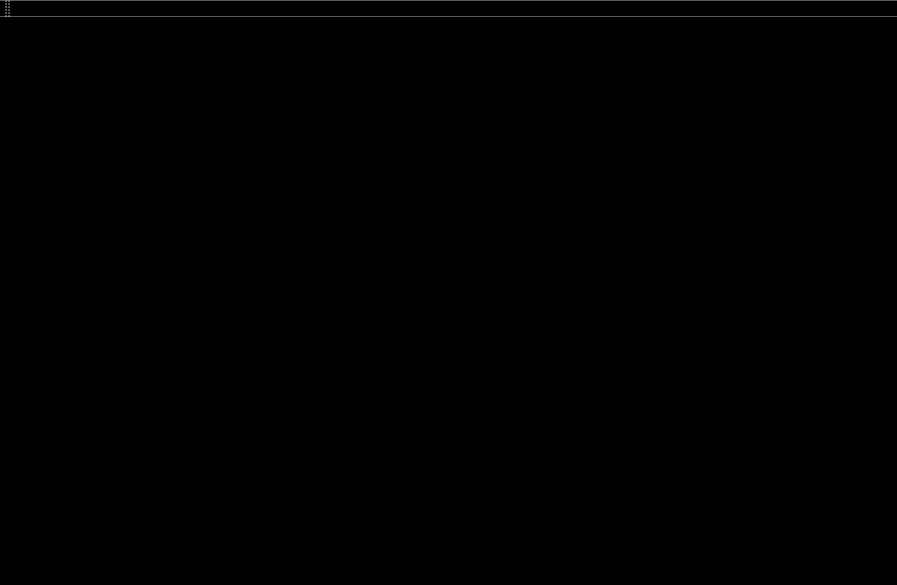
Old version of the form mainwindow.ui in the repository ThyberZee/earthdefense.
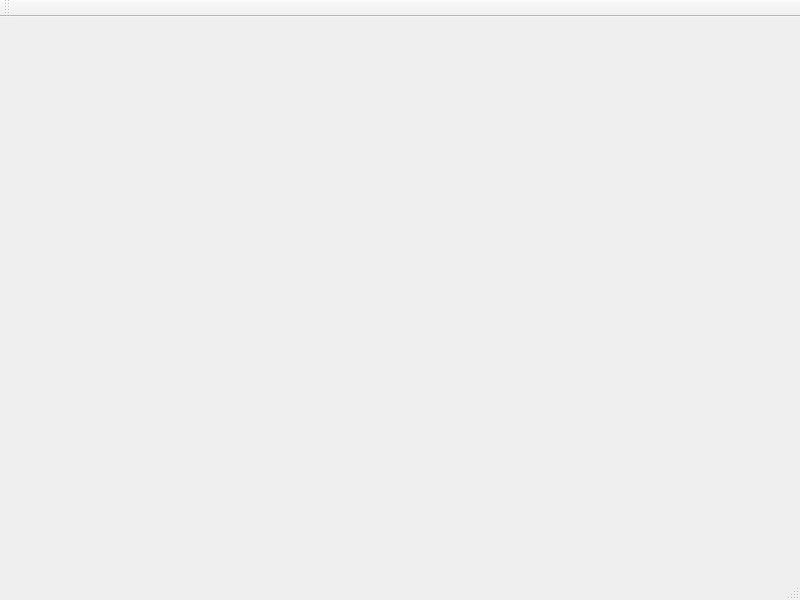
New version of the form. Icons and pictures are not drawn.

Commit message: Played with GUI

Diff of the .ui file:
```diff
--- a/mainwindow.ui
+++ b/mainwindow.ui
@@ -6,15 +6,15 @@
    <rect>
     <x>0</x>
     <y>0</y>
-    <width>897</width>
-    <height>585</height>
+    <width>800</width>
+    <height>600</height>
    </rect>
   </property>
   <property name="windowTitle">
    <string>MainWindow</string>
   </property>
   <property name="styleSheet">
-   <string notr="true">background-color:black</string>
+   <string notr="true">background-image: url(:/images/space.jpg);</string>
   </property>
   <widget class="QWidget" name="centralWidget"/>
   <widget class="QMenuBar" name="menuBar">
```
Left out of the diff: 2 changed lines with no effect on the pictures. The commit also changes 4 other files.
